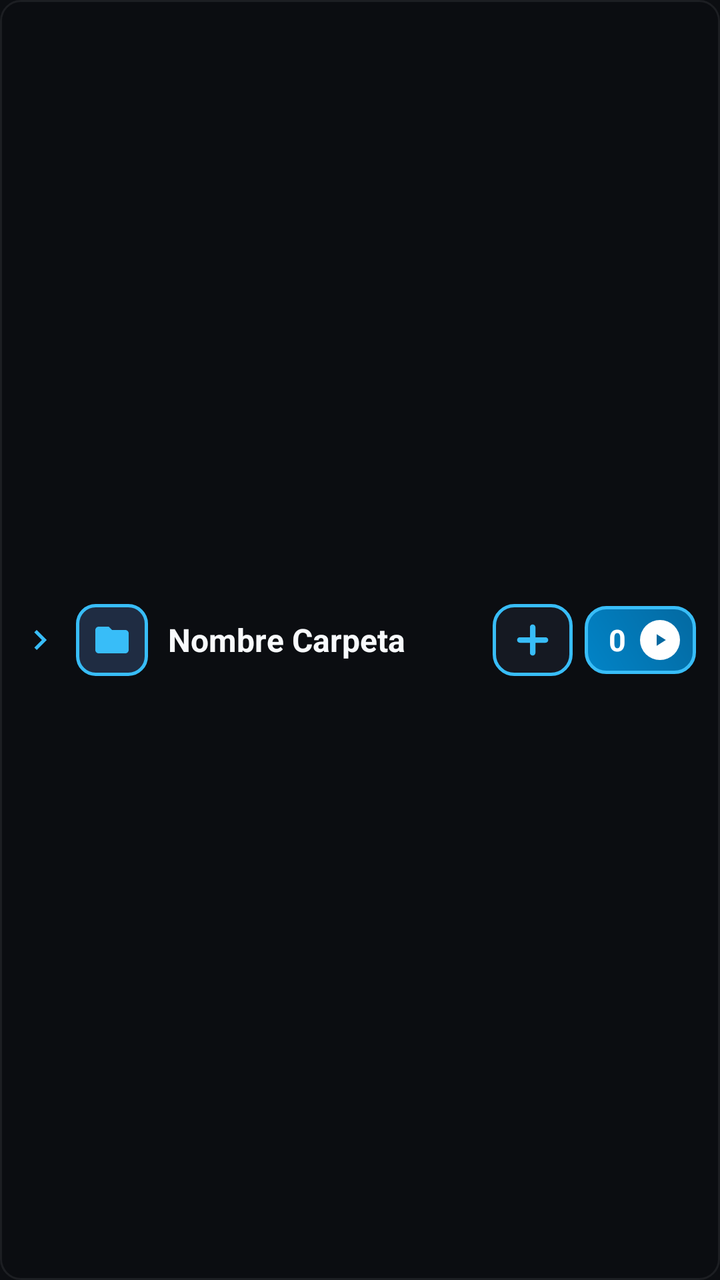
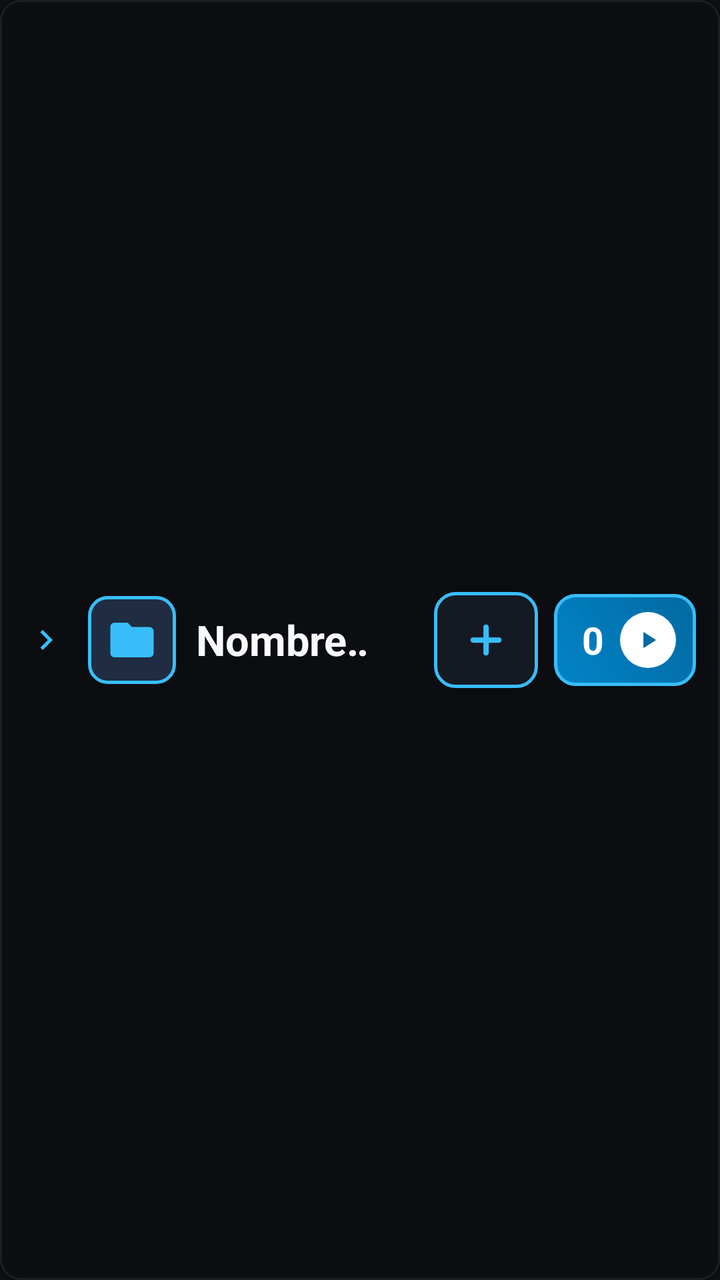

Compare the two renders of this Android layout. The source of the first and the diff that turns it into the second are given below.
<!-- AndroidManifest.xml: application theme Theme.CarAudio -->
<!-- res/layout/item_tree_folder.xml -->
<?xml version="1.0" encoding="utf-8"?>
<LinearLayout xmlns:android="http://schemas.android.com/apk/res/android"
    android:id="@+id/layoutTreeItem"
    android:layout_width="match_parent"
    android:layout_height="wrap_content"
    android:minHeight="58dp"
    android:orientation="horizontal"
    android:gravity="center_vertical"
    android:layout_marginBottom="4dp"
    android:paddingTop="4dp"
    android:paddingBottom="4dp"
    android:paddingEnd="8dp"
    android:background="@drawable/bg_tree_node"
    android:descendantFocusability="blocksDescendants">

    
    <View
        android:id="@+id/viewIndent"
        android:layout_width="8dp"
        android:layout_height="1dp" />

    
    <ImageView
        android:id="@+id/ivTreeArrow"
        android:layout_width="24dp"
        android:layout_height="24dp"
        android:src="@drawable/ic_chevron_right"
        android:scaleType="centerInside"
        android:layout_marginEnd="6dp" />

    
    <FrameLayout
        android:id="@+id/frameTreeIcon"
        android:layout_width="36dp"
        android:layout_height="36dp"
        android:background="@drawable/bg_tree_icon_folder"
        android:layout_gravity="center_vertical">

        <ImageView
            android:id="@+id/ivTreeIcon"
            android:layout_width="20dp"
            android:layout_height="20dp"
            android:layout_gravity="center"
            android:src="@drawable/ic_tree_folder" />
    </FrameLayout>

    
    <LinearLayout
        android:layout_width="0dp"
        android:layout_height="wrap_content"
        android:layout_weight="1"
        android:orientation="vertical"
        android:layout_marginStart="10dp"
        android:layout_marginEnd="8dp">

        <TextView
            android:id="@+id/tvTreeTitle"
            android:layout_width="match_parent"
            android:layout_height="wrap_content"
            android:singleLine="true"
            android:ellipsize="marquee"
            android:marqueeRepeatLimit="marquee_forever"
            android:scrollHorizontally="true"
            android:focusable="true"
            android:focusableInTouchMode="true"
            android:text="Nombre Carpeta"
            android:textColor="#f8fafc"
            android:textSize="16sp"
            android:textStyle="bold" />
    </LinearLayout>

    
    <ImageButton
        android:id="@+id/btnTreeAddMix"
        android:layout_width="40dp"
        android:layout_height="36dp"
        android:layout_marginStart="6dp"
        android:background="@drawable/bg_folder_addmix"
        android:src="@drawable/ic_mix_add"
        android:scaleType="center"
        android:focusable="false"
        android:focusableInTouchMode="false"
        android:contentDescription="Agregar carpeta a Mi Mix" />

    
    <LinearLayout
        android:id="@+id/btnFolderPlay"
        android:layout_width="wrap_content"
        android:layout_height="34dp"
        android:orientation="horizontal"
        android:gravity="center_vertical"
        android:paddingStart="12dp"
        android:paddingEnd="8dp"
        android:background="@drawable/bg_folder_play_btn"
        android:layout_marginStart="6dp"
        android:layout_marginEnd="4dp"
        android:clickable="true"
        android:focusable="true">

        <TextView
            android:id="@+id/tvTreeDirectCount"
            android:layout_width="wrap_content"
            android:layout_height="wrap_content"
            android:text="0"
            android:textColor="#ffffff"
            android:textSize="15sp"
            android:textStyle="bold"
            android:layout_marginEnd="7dp" />

        <FrameLayout
            android:layout_width="20dp"
            android:layout_height="20dp"
            android:background="@drawable/bg_white_circle">

            <ImageView
                android:layout_width="10dp"
                android:layout_height="10dp"
                android:layout_gravity="center"
                android:src="@drawable/ic_play_triangle" />
        </FrameLayout>
    </LinearLayout>

</LinearLayout>
<!-- resources referenced by this layout -->
<resources>
  <!-- drawable bg_folder_addmix (drawable) -->
  <?xml version="1.0" encoding="utf-8"?>
  <selector xmlns:android="http://schemas.android.com/apk/res/android">
      <item android:state_pressed="true">
          <shape>
              <solid android:color="#2c3749" />
              <corners android:radius="10dp" />
              <stroke android:width="1.5dp" android:color="#38bdf8" />
          </shape>
      </item>
      <item>
          <shape>
              <solid android:color="#151922" />
              <corners android:radius="10dp" />
              <stroke android:width="1.5dp" android:color="#38bdf8" />
          </shape>
      </item>
  </selector>
  <!-- drawable bg_folder_play_btn (drawable) -->
  <?xml version="1.0" encoding="utf-8"?>
  <shape xmlns:android="http://schemas.android.com/apk/res/android"
      android:shape="rectangle">
      <gradient
          android:startColor="#0284c7"
          android:endColor="#0369a1"
          android:angle="45" />
      <stroke
          android:width="1.5dp"
          android:color="#38bdf8" />
      <corners android:radius="10dp" />
  </shape>
  <!-- drawable bg_tree_icon_folder (drawable) -->
  <?xml version="1.0" encoding="utf-8"?>
  <shape xmlns:android="http://schemas.android.com/apk/res/android"
      android:shape="rectangle">
      <solid android:color="#1f2c42" />
      <stroke
          android:width="1.5dp"
          android:color="#38bdf8" />
      <corners android:radius="9dp" />
  </shape>
  <!-- drawable bg_tree_node (drawable) -->
  <?xml version="1.0" encoding="utf-8"?>
  <shape xmlns:android="http://schemas.android.com/apk/res/android"
      android:shape="rectangle">
      <solid android:color="#800a0c11" />
      <stroke
          android:width="1dp"
          android:color="#12ffffff" />
      <corners android:radius="10dp" />
  </shape>
  <!-- drawable bg_white_circle (drawable) -->
  <?xml version="1.0" encoding="utf-8"?>
  <shape xmlns:android="http://schemas.android.com/apk/res/android"
      android:shape="oval">
      <solid android:color="#ffffff" />
  </shape>
  <!-- drawable ic_chevron_right (drawable) -->
  <vector xmlns:android="http://schemas.android.com/apk/res/android"
      android:width="20dp"
      android:height="20dp"
      android:viewportWidth="24"
      android:viewportHeight="24">
      <path
          android:fillColor="#38bdf8"
          android:pathData="M8.59,16.59L13.17,12L8.59,7.41L10,6l6,6 -6,6 -1.41,-1.41z" />
  </vector>
  <!-- drawable ic_mix_add (drawable) -->
  <?xml version="1.0" encoding="utf-8"?>
  <vector xmlns:android="http://schemas.android.com/apk/res/android"
      android:width="22dp"
      android:height="22dp"
      android:viewportWidth="24"
      android:viewportHeight="24">
      <path
          android:pathData="M12,5L12,19M5,12L19,12"
          android:strokeWidth="3"
          android:strokeColor="#38bdf8"
          android:strokeLineCap="round" />
  </vector>
  <!-- drawable ic_play_triangle (drawable) -->
  <vector xmlns:android="http://schemas.android.com/apk/res/android"
      android:width="12dp"
      android:height="12dp"
      android:viewportWidth="24"
      android:viewportHeight="24">
      <path
          android:fillColor="#0369a1"
          android:pathData="M8,5v14l11,-7z" />
  </vector>
  <!-- drawable ic_tree_folder (drawable) -->
  <vector xmlns:android="http://schemas.android.com/apk/res/android"
      android:width="22dp"
      android:height="22dp"
      android:viewportWidth="24"
      android:viewportHeight="24">
      <path
          android:fillColor="#38bdf8"
          android:pathData="M10,4H4c-1.1,0 -1.99,0.9 -1.99,2L2,18c0,1.1 0.9,2 2,2h16c1.1,0 2,-0.9 2,-2V8c0,-1.1 -0.9,-2 -2,-2h-8l-2,-2z" />
  </vector>
  <style name="Theme.CarAudio" parent="android:Theme.NoTitleBar.Fullscreen">
          <item name="android:windowBackground">#0c0e12</item>
          <item name="android:colorBackground">#0c0e12</item>
      </style>
</resources>

<!-- the commit's change to res/layout/item_tree_folder.xml (unified diff, before → after) -->
@@ -3,12 +3,12 @@
     android:id="@+id/layoutTreeItem"
     android:layout_width="match_parent"
     android:layout_height="wrap_content"
-    android:minHeight="58dp"
+    android:minHeight="72dp"
     android:orientation="horizontal"
     android:gravity="center_vertical"
-    android:layout_marginBottom="4dp"
-    android:paddingTop="4dp"
-    android:paddingBottom="4dp"
+    android:layout_marginBottom="8dp"
+    android:paddingTop="6dp"
+    android:paddingBottom="6dp"
     android:paddingEnd="8dp"
     android:background="@drawable/bg_tree_node"
     android:descendantFocusability="blocksDescendants">
@@ -22,8 +22,8 @@
     
     <ImageView
         android:id="@+id/ivTreeArrow"
-        android:layout_width="24dp"
-        android:layout_height="24dp"
+        android:layout_width="30dp"
+        android:layout_height="30dp"
         android:src="@drawable/ic_chevron_right"
         android:scaleType="centerInside"
         android:layout_marginEnd="6dp" />
@@ -31,15 +31,15 @@
     
     <FrameLayout
         android:id="@+id/frameTreeIcon"
-        android:layout_width="36dp"
-        android:layout_height="36dp"
+        android:layout_width="44dp"
+        android:layout_height="44dp"
         android:background="@drawable/bg_tree_icon_folder"
         android:layout_gravity="center_vertical">
 
         <ImageView
             android:id="@+id/ivTreeIcon"
-            android:layout_width="20dp"
-            android:layout_height="20dp"
+            android:layout_width="26dp"
+            android:layout_height="26dp"
             android:layout_gravity="center"
             android:src="@drawable/ic_tree_folder" />
     </FrameLayout>
@@ -65,15 +65,15 @@
             android:focusableInTouchMode="true"
             android:text="Nombre Carpeta"
             android:textColor="#f8fafc"
-            android:textSize="16sp"
+            android:textSize="21sp"
             android:textStyle="bold" />
     </LinearLayout>
 
     
     <ImageButton
         android:id="@+id/btnTreeAddMix"
-        android:layout_width="40dp"
-        android:layout_height="36dp"
+        android:layout_width="52dp"
+        android:layout_height="48dp"
         android:layout_marginStart="6dp"
         android:background="@drawable/bg_folder_addmix"
         android:src="@drawable/ic_mix_add"
@@ -86,13 +86,13 @@
     <LinearLayout
         android:id="@+id/btnFolderPlay"
         android:layout_width="wrap_content"
-        android:layout_height="34dp"
+        android:layout_height="46dp"
         android:orientation="horizontal"
         android:gravity="center_vertical"
-        android:paddingStart="12dp"
-        android:paddingEnd="8dp"
+        android:paddingStart="14dp"
+        android:paddingEnd="10dp"
         android:background="@drawable/bg_folder_play_btn"
-        android:layout_marginStart="6dp"
+        android:layout_marginStart="8dp"
         android:layout_marginEnd="4dp"
         android:clickable="true"
         android:focusable="true">
@@ -103,18 +103,18 @@
             android:layout_height="wrap_content"
             android:text="0"
             android:textColor="#ffffff"
-            android:textSize="15sp"
+            android:textSize="19sp"
             android:textStyle="bold"
-            android:layout_marginEnd="7dp" />
+            android:layout_marginEnd="8dp" />
 
         <FrameLayout
-            android:layout_width="20dp"
-            android:layout_height="20dp"
+            android:layout_width="28dp"
+            android:layout_height="28dp"
             android:background="@drawable/bg_white_circle">
 
             <ImageView
-                android:layout_width="10dp"
-                android:layout_height="10dp"
+                android:layout_width="14dp"
+                android:layout_height="14dp"
                 android:layout_gravity="center"
                 android:src="@drawable/ic_play_triangle" />
         </FrameLayout>
